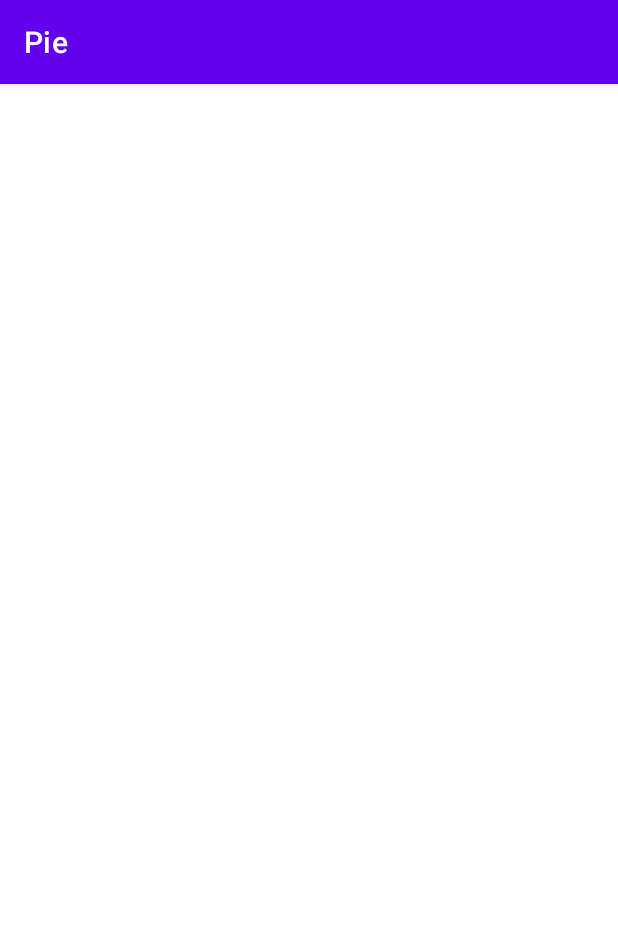
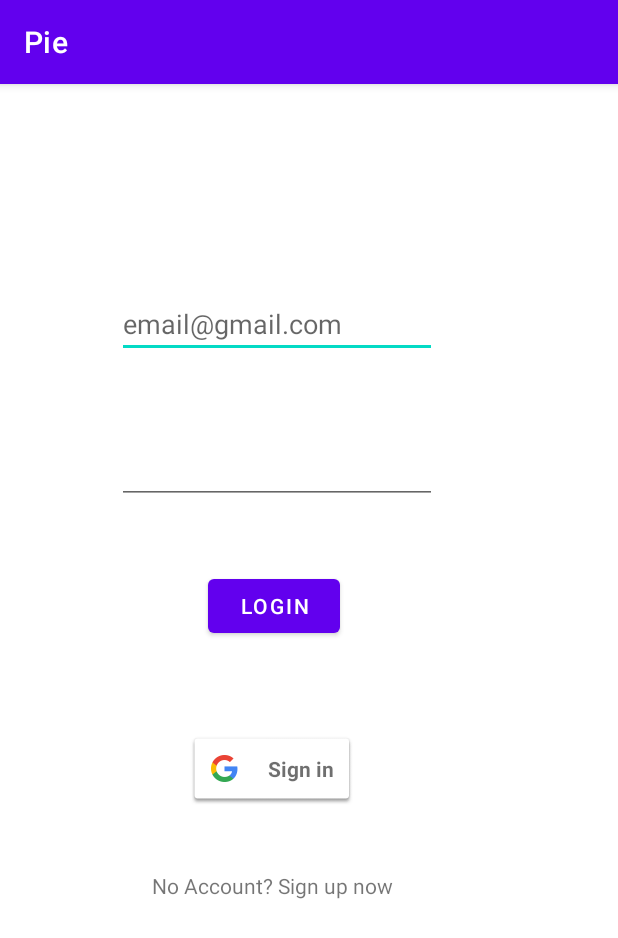
Before and after one commit to FireLord/pie, an Android app: the screen it shows after launch (MainActivity before the commit, LoginActivity after it), on a phone screen of 412 x 824 dp. Shown: the top 938 px of the screen. Run offline under Robolectric (Android 15) with nearby library versions, the phone set to English and light mode, and no system bars; our stand-ins replace Firebase (no records; nobody signed in at launch, a user with empty details on screens opened directly), data binding.

Commit message:
Setup email and GoogleSignIn with Firebase
Signed-off-by: FireLord <firelord.xda@gmail.com>

```diff
--- /dev/null
+++ b/app/src/main/java/com/firelord/pie/ui/LoginActivity.kt
@@ -0,0 +1,191 @@
+package com.firelord.pie.ui
+
+import android.app.ProgressDialog
+import android.content.Intent
+import androidx.appcompat.app.AppCompatActivity
+import android.os.Bundle
+import android.text.TextUtils
+import android.util.Log
+import android.util.Patterns
+import android.widget.Toast
+import androidx.appcompat.app.ActionBar
+import androidx.databinding.DataBindingUtil
+import com.firelord.pie.R
+import com.firelord.pie.databinding.ActivityLoginBinding
+import com.firelord.pie.util.Constants.Companion.RC_SIGN_IN
+import com.firelord.pie.util.Constants.Companion.TAG
+import com.google.android.gms.auth.api.signin.GoogleSignIn
+import com.google.android.gms.auth.api.signin.GoogleSignInAccount
+import com.google.android.gms.auth.api.signin.GoogleSignInClient
+import com.google.android.gms.auth.api.signin.GoogleSignInOptions
+import com.google.android.gms.common.api.ApiException
+import com.google.firebase.auth.FirebaseAuth
+import com.google.firebase.auth.GoogleAuthProvider
+
+class LoginActivity : AppCompatActivity() {
+
+    private lateinit var binding: ActivityLoginBinding
+
+    // Progress Dialog
+    private lateinit var progressDialog: ProgressDialog
+
+    // FireBase Auth
+    private lateinit var firebaseAuth : FirebaseAuth
+    private var email = ""
+    private var password = ""
+
+    // Google Auth
+    private lateinit var googleSignInClient: GoogleSignInClient
+
+    override fun onCreate(savedInstanceState: Bundle?) {
+        super.onCreate(savedInstanceState)
+        binding = DataBindingUtil.setContentView(this, R.layout.activity_login)
+
+        // config progress dialog
+        progressDialog = ProgressDialog(this)
+        progressDialog.setTitle("Please wait")
+        progressDialog.setMessage("Logging in..")
+        progressDialog.setCanceledOnTouchOutside(false)
+
+        // call google
+        val googleSignInOption = GoogleSignInOptions.Builder(GoogleSignInOptions.DEFAULT_SIGN_IN)
+            .requestIdToken(getString(R.string.default_web_client_id))
+            .requestEmail()
+            .build()
+        googleSignInClient = GoogleSignIn.getClient(this,googleSignInOption)
+
+        // init firebaseauth
+        firebaseAuth = FirebaseAuth.getInstance()
+        checkUser()
+
+        // Google Sign in button
+        binding.btGoogle.setOnClickListener {
+            Log.d(TAG,"onCreate: begin google SignIn")
+            val intent = googleSignInClient.signInIntent
+            startActivityForResult(intent, RC_SIGN_IN)
+        }
+
+        // handle click, open sign up page
+        binding.tvNoAccount.setOnClickListener {
+            startActivity(Intent(this,SignUpActivity::class.java))
+            finish()
+        }
+
+        // handle click, begin login
+        binding.btLogin.setOnClickListener{
+            //before logging in, validate data
+            validateData()
+
+        }
+
+    }
+
+    override fun onActivityResult(requestCode: Int, resultCode: Int, data: Intent?) {
+        super.onActivityResult(requestCode, resultCode, data)
+        // Request returned from launching the intent
+        if (requestCode == RC_SIGN_IN){
+            Log.d(TAG,"onActivityResult: Google sign in intent")
+            val accountTask = GoogleSignIn.getSignedInAccountFromIntent(data)
+            try {
+                // Google Sign in success
+                val account = accountTask.getResult(ApiException::class.java)
+                firebaseAuthWithGoogleAccount(account)
+            }
+            catch (e:Exception){
+                // failed google signin
+                Log.d(TAG,"onActivityResult: ${e.message}")
+            }
+        }
+    }
+
+    private fun firebaseAuthWithGoogleAccount(account: GoogleSignInAccount?) {
+        Log.d(TAG,"firebaseAuthWithGoogleAccount: begin firebase auth with google")
+        val credential = GoogleAuthProvider.getCredential(account?.idToken,null)
+        firebaseAuth.signInWithCredential(credential)
+            .addOnSuccessListener { authResult ->
+                //login success
+                Log.d(TAG,"firebaseAuthWithGoogleAccount: LoggedIn")
+
+                // Get logged in user
+                val firebaseUser = firebaseAuth.currentUser
+
+                // get user id
+                val uid = firebaseUser!!.uid
+                val email = firebaseUser!!.email
+
+                Log.d(TAG,"firebaseAuthWithGoogleAccount: uid: ${uid}")
+                Log.d(TAG,"firebaseAuthWithGoogleAccount: email: ${email}")
+
+                //check if user is new or existing
+                if (authResult.additionalUserInfo!!.isNewUser){
+                    //user is new - account created
+                    Log.d(TAG,"firebaseAuthWithGoogleAccount: Account created ...\n$email")
+                    Toast.makeText(this,"Account created $email",Toast.LENGTH_SHORT).show()
+                } else {
+                    // existing user - logged in
+                    Log.d(TAG,"firebaseAuthWithGoogleAccount: Existing user \n$email")
+                    Toast.makeText(this, "Logged in as $email",Toast.LENGTH_SHORT).show()
+                }
+                // open MainActivity
+                startActivity(Intent(this,MainActivity::class.java))
+                finish()
+            }
+            .addOnFailureListener { e ->
+                Log.d(TAG,"firebaseAuthWithGoogleAccount: Login failed due to ${e.message}")
+                Toast.makeText(this, "Login failed due to ${e.message}",Toast.LENGTH_SHORT).show()
+            }
+    }
+
+    private fun validateData() {
+        email = binding.etEmail.text.toString().trim()
+        password = binding.etPass.text.toString().trim()
+
+        // validate data
+        if(!Patterns.EMAIL_ADDRESS.matcher(email).matches()){
+            // invalid email format
+            binding.etEmail.error = "Invalid email format"
+        }
+        else if (TextUtils.isEmpty(password)){
+            // no password entered
+            binding.etPass.error = "please enter password"
+        }
+        else {
+            // data is validated, begin login
+            firebaseLogin()
+        }
+    }
+
+    private fun firebaseLogin() {
+        // show progress
+        progressDialog.show()
+        firebaseAuth.signInWithEmailAndPassword(email,password)
+            .addOnSuccessListener {
+                //login success
+                progressDialog.dismiss()
+
+                //get user info
+                val firebaseUser = firebaseAuth.currentUser
+                val email = firebaseUser!!.email
+                Toast.makeText(this, "Logged in as $email",Toast.LENGTH_SHORT).show()
+
+                // open mainActivity
+                startActivity(Intent(this,MainActivity::class.java))
+                finish()
+            }
+            .addOnFailureListener { e ->
+                // login failed
+                progressDialog.dismiss()
+                Toast.makeText(this, "Login failed due to ${e.message}", Toast.LENGTH_SHORT).show()
+
+            }
+    }
+
+    private fun checkUser(){
+        val  firebaseUser = firebaseAuth.currentUser
+        if (firebaseUser!=null){
+            // user is already logged in
+            startActivity(Intent(this,MainActivity::class.java))
+            finish()
+        }
+    }
+}
--- a/app/src/main/java/com/firelord/pie/MainActivity.kt
+++ b/app/src/main/java/com/firelord/pie/ui/MainActivity.kt
@@ -1,10 +1,11 @@
-package com.firelord.pie
+package com.firelord.pie.ui
 
 import androidx.appcompat.app.AppCompatActivity
 import android.os.Bundle
 import androidx.databinding.DataBindingUtil
 import androidx.navigation.fragment.NavHostFragment
 import androidx.navigation.ui.setupWithNavController
+import com.firelord.pie.R
 import com.firelord.pie.databinding.ActivityMainBinding
 
 class MainActivity : AppCompatActivity() {
--- /dev/null
+++ b/app/src/main/res/layout/activity_login.xml
@@ -0,0 +1,67 @@
+<?xml version="1.0" encoding="utf-8"?>
+<layout xmlns:tools="http://schemas.android.com/tools"
+    xmlns:android="http://schemas.android.com/apk/res/android"
+    xmlns:app="http://schemas.android.com/apk/res-auto">
+<androidx.constraintlayout.widget.ConstraintLayout
+    android:layout_width="match_parent"
+    android:layout_height="match_parent"
+    tools:context=".ui.LoginActivity">
+
+    <EditText
+        android:id="@+id/etEmail"
+        android:layout_width="wrap_content"
+        android:layout_height="wrap_content"
+        android:ems="10"
+        android:hint="email@gmail.com"
+        android:inputType="textPersonName"
+        app:layout_constraintBottom_toBottomOf="parent"
+        app:layout_constraintEnd_toEndOf="parent"
+        app:layout_constraintHorizontal_bias="0.393"
+        app:layout_constraintStart_toStartOf="parent"
+        app:layout_constraintTop_toTopOf="parent"
+        app:layout_constraintVertical_bias="0.19" />
+
+    <EditText
+        android:id="@+id/etPass"
+        android:layout_width="wrap_content"
+        android:layout_height="wrap_content"
+        android:layout_marginTop="52dp"
+        android:ems="10"
+        android:inputType="textPassword"
+        app:layout_constraintEnd_toEndOf="@+id/etEmail"
+        app:layout_constraintHorizontal_bias="0.0"
+        app:layout_constraintStart_toStartOf="@+id/etEmail"
+        app:layout_constraintTop_toBottomOf="@+id/etEmail" />
+
+    <Button
+        android:id="@+id/btLogin"
+        android:layout_width="wrap_content"
+        android:layout_height="wrap_content"
+        android:layout_marginTop="44dp"
+        android:text="Login"
+        app:layout_constraintEnd_toEndOf="@+id/etPass"
+        app:layout_constraintHorizontal_bias="0.482"
+        app:layout_constraintStart_toStartOf="@+id/etPass"
+        app:layout_constraintTop_toBottomOf="@+id/etPass" />
+
+    <com.google.android.gms.common.SignInButton
+        android:id="@+id/btGoogle"
+        android:layout_width="wrap_content"
+        android:layout_height="wrap_content"
+        android:layout_marginTop="60dp"
+        app:layout_constraintEnd_toEndOf="@+id/btLogin"
+        app:layout_constraintHorizontal_bias="0.575"
+        app:layout_constraintStart_toStartOf="@+id/btLogin"
+        app:layout_constraintTop_toBottomOf="@+id/btLogin" />
+
+    <TextView
+        android:id="@+id/tvNoAccount"
+        android:layout_width="wrap_content"
+        android:layout_height="wrap_content"
+        android:layout_marginTop="44dp"
+        android:text="No Account? Sign up now"
+        app:layout_constraintEnd_toEndOf="@+id/btGoogle"
+        app:layout_constraintStart_toStartOf="@+id/btGoogle"
+        app:layout_constraintTop_toBottomOf="@+id/btGoogle" />
+</androidx.constraintlayout.widget.ConstraintLayout>
+</layout>
--- a/app/src/main/res/layout/activity_main.xml
+++ b/app/src/main/res/layout/activity_main.xml
@@ -5,7 +5,7 @@
 <androidx.constraintlayout.widget.ConstraintLayout
     android:layout_width="match_parent"
     android:layout_height="match_parent"
-    tools:context=".MainActivity">
+    tools:context=".ui.MainActivity">
 
     <androidx.fragment.app.FragmentContainerView
         android:id="@+id/fragmentContainerView"
--- a/app/src/main/res/layout/fragment_home.xml
+++ b/app/src/main/res/layout/fragment_home.xml
@@ -6,7 +6,7 @@
     android:id="@+id/frameLayout"
     android:layout_width="match_parent"
     android:layout_height="match_parent"
-    tools:context=".HomeFragment">
+    tools:context=".ui.fragments.HomeFragment">
 
     <!-- TODO: Update blank fragment layout -->
     <TextView
--- a/app/src/main/res/layout/fragment_pie.xml
+++ b/app/src/main/res/layout/fragment_pie.xml
@@ -6,7 +6,7 @@
     android:id="@+id/frameLayout2"
     android:layout_width="match_parent"
     android:layout_height="match_parent"
-    tools:context=".PieFragment">
+    tools:context=".ui.fragments.PieFragment">
 
     <!-- TODO: Update blank fragment layout -->
     <TextView
--- a/app/src/main/res/navigation/nav_graph.xml
+++ b/app/src/main/res/navigation/nav_graph.xml
@@ -7,17 +7,17 @@
 
     <fragment
         android:id="@+id/homeFragment"
-        android:name="com.firelord.pie.HomeFragment"
+        android:name="com.firelord.pie.ui.fragments.HomeFragment"
         android:label="fragment_home"
         tools:layout="@layout/fragment_home" />
     <fragment
         android:id="@+id/pieFragment"
-        android:name="com.firelord.pie.PieFragment"
+        android:name="com.firelord.pie.ui.fragments.PieFragment"
         android:label="fragment_pie"
         tools:layout="@layout/fragment_pie" />
     <fragment
         android:id="@+id/profileFragment"
-        android:name="com.firelord.pie.ProfileFragment"
+        android:name="com.firelord.pie.ui.fragments.ProfileFragment"
         android:label="fragment_profile"
         tools:layout="@layout/fragment_profile" />
 </navigation>
```
Also changed, not shown: app/src/main/AndroidManifest.xml (+8 -1 lines), app/src/main/java/com/firelord/pie/HomeFragment.kt (deleted, +0 -18 lines), app/src/main/java/com/firelord/pie/ui/SignUpActivity.kt (added, +100 -0 lines), app/src/main/java/com/firelord/pie/ui/fragments/HomeFragment.kt (renamed from app/src/main/java/com/firelord/pie/PieFragment.kt, +5 -3 lines), app/src/main/java/com/firelord/pie/ui/fragments/PieFragment.kt (renamed from app/src/main/java/com/firelord/pie/ProfileFragment.kt, +4 -5 lines), app/src/main/java/com/firelord/pie/ui/fragments/ProfileFragment.kt (added, +54 -0 lines), app/src/main/java/com/firelord/pie/util/Constants.kt (added, +8 -0 lines), app/src/main/res/layout/activity_sign_up.xml (added, +46 -0 lines), app/src/main/res/layout/fragment_profile.xml (+22 -12 lines).
